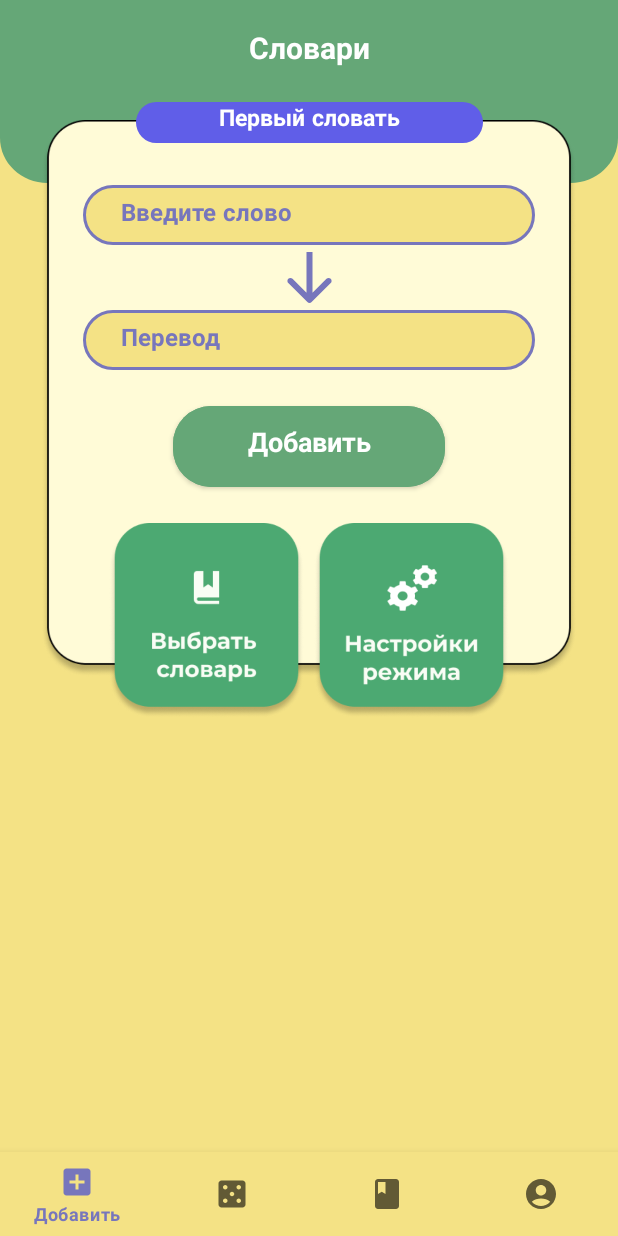
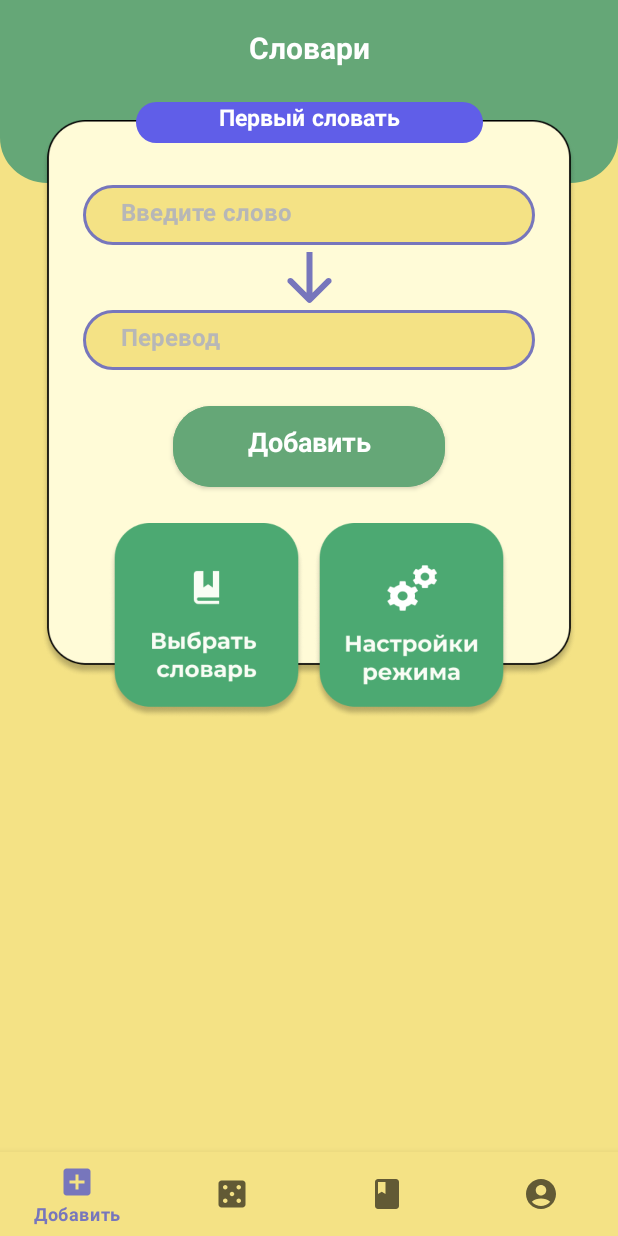
Before and after one commit to nagel-clean-code/word-notification, an Android app: the screen it shows after launch (MainActivity), after a tap on "Добавить", on a phone screen of 412 x 824 dp. Run offline under Robolectric (Android 15) with nearby library versions, the phone set to English and light mode, and no system bars; our stand-ins replace Dagger/Hilt's generated code, Firebase (no records; nobody signed in at launch, a user with empty details on screens opened directly), Room's generated code; libraries missing offline, so code that uses them is left out: androidx.hilt.work; Roboto replaces fonts that are not available here.

```diff
--- a/app/src/main/AndroidManifest.xml
+++ b/app/src/main/AndroidManifest.xml
@@ -36,6 +36,7 @@
 
         <activity
             android:name=".presentation.MainActivity"
+            android:screenOrientation="portrait"
             android:exported="true">
             <intent-filter>
                 <action android:name="android.intent.action.MAIN" />
--- a/app/src/main/java/com/nagel/wordnotification/presentation/MainActivity.kt
+++ b/app/src/main/java/com/nagel/wordnotification/presentation/MainActivity.kt
@@ -22,6 +22,7 @@ import com.google.firebase.analytics.analytics
 import com.google.firebase.auth.FirebaseAuth
 import com.google.firebase.auth.ktx.auth
 import com.nagel.wordnotification.R
+import com.nagel.wordnotification.app.App
 import com.nagel.wordnotification.core.analytecs.Analytic
 import com.nagel.wordnotification.core.services.AlgorithmAdjustmentWork
 import com.nagel.wordnotification.data.firbase.RealtimeDbRepository
@@ -113,7 +114,7 @@ class MainActivity : AppCompatActivity(), Navigator {
     }
 
     private fun startAlgorithm() {
-        val workManager = WorkManager.getInstance(this)
+        val workManager = WorkManager.getInstance(App.get())
         val info = workManager.getWorkInfosByTag("AlgorithmWork")
         if (info.get().isEmpty() || info.isCancelled) {
             //TODO отменять все созданные алерты если они были (в бд поменять флаг lesson)
--- a/app/src/main/java/com/nagel/wordnotification/presentation/addingwords/AddingWordsFragment.kt
+++ b/app/src/main/java/com/nagel/wordnotification/presentation/addingwords/AddingWordsFragment.kt
@@ -156,8 +156,8 @@ class AddingWordsFragment : BaseFragment() {
 
     private fun initButtons() {
         binding.addWordButton.setOnClickListener {
-            val textFirst = binding.editTextWord.text.toString().replace("\n", ", ")
-            val textLast = binding.editTextTranslation.text.toString().replace("\n", ", ")
+            val textFirst = binding.editTextWord.text.toString().trim()
+            val textLast = binding.editTextTranslation.text.toString().trim()
             if (textFirst.isBlank() || textLast.isBlank()) return@setOnClickListener
             val word = Word(
                 idDictionary = viewModel.dictionary!!.idDictionary,
--- a/app/src/main/java/com/nagel/wordnotification/presentation/settings/ModeSettingsFragment.kt
+++ b/app/src/main/java/com/nagel/wordnotification/presentation/settings/ModeSettingsFragment.kt
@@ -294,6 +294,11 @@ class ModeSettingsFragment : BaseFragment() {
         return listDays
     }
 
+    override fun onDestroy() {
+        super.onDestroy()
+        navigator().blackoutBottomNavigationView(false)
+    }
+
     companion object {
         private const val ID_DICTIONARY = "ID_DICTIONARY"
 
--- a/app/src/main/res/layout/fragment_adding_words.xml
+++ b/app/src/main/res/layout/fragment_adding_words.xml
@@ -44,14 +44,15 @@
 
                 <View
                     android:id="@+id/imageView2"
-                    android:layout_width="match_parent"
+                    android:layout_width="0dp"
                     android:layout_height="371dp"
                     android:layout_marginHorizontal="27dp"
                     android:layout_marginTop="-15dp"
                     android:background="@drawable/background_beige_rad_25"
                     app:layout_constraintEnd_toEndOf="parent"
                     app:layout_constraintStart_toStartOf="parent"
-                    app:layout_constraintTop_toBottomOf="@+id/textView4" />
+                    app:layout_constraintTop_toBottomOf="@+id/textView4"
+                    app:layout_constraintWidth_max="600dp" />
 
                 <FrameLayout
                     android:id="@+id/textView4"
@@ -92,7 +93,7 @@
                     android:paddingVertical="7dp"
                     android:singleLine="true"
                     android:textColor="@color/purple"
-                    android:textColorHint="@color/purple"
+                    android:textColorHint="@color/gray"
                     android:textSize="16sp"
                     app:layout_constraintEnd_toEndOf="@+id/imageView2"
                     app:layout_constraintStart_toStartOf="@+id/imageView2"
@@ -124,7 +125,7 @@
                     android:paddingVertical="7dp"
                     android:singleLine="true"
                     android:textColor="@color/purple"
-                    android:textColorHint="@color/purple"
+                    android:textColorHint="@color/gray"
                     android:textSize="16sp"
                     app:layout_constraintEnd_toEndOf="@+id/imageView2"
                     app:layout_constraintStart_toStartOf="@+id/imageView2"
@@ -192,7 +193,8 @@
                     app:layout_constraintBottom_toBottomOf="parent"
                     app:layout_constraintEnd_toEndOf="parent"
                     app:layout_constraintStart_toStartOf="parent"
-                    app:layout_constraintTop_toBottomOf="@+id/linearLayout" />
+                    app:layout_constraintTop_toBottomOf="@+id/linearLayout"
+                    app:layout_constraintWidth_max="600dp" />
             </androidx.constraintlayout.widget.ConstraintLayout>
         </LinearLayout>
 
--- a/app/src/main/res/layout/fragment_choosing_dictionary.xml
+++ b/app/src/main/res/layout/fragment_choosing_dictionary.xml
@@ -63,11 +63,12 @@
 
         <androidx.recyclerview.widget.RecyclerView
             android:id="@+id/dictionaries_list"
-            android:layout_width="match_parent"
             android:layout_height="match_parent"
+            style="@style/width_match_parent_max_600"
             android:layout_marginHorizontal="15dp"
             android:nestedScrollingEnabled="false"
             android:paddingHorizontal="20dp"
+            android:layout_gravity="center"
             tools:itemCount="20"
             tools:listitem="@layout/item_card_dictionary" />
     </LinearLayout>
--- a/app/src/main/res/layout/fragment_profile.xml
+++ b/app/src/main/res/layout/fragment_profile.xml
@@ -31,8 +31,9 @@
                 android:textSize="20sp" />
 
             <androidx.constraintlayout.widget.ConstraintLayout
-                android:layout_width="match_parent"
+                style="@style/width_match_parent_max_600"
                 android:layout_height="wrap_content"
+                android:layout_gravity="center"
                 android:layout_marginTop="25dp">
 
                 <View
@@ -90,7 +91,7 @@
                     android:layout_width="wrap_content"
                     android:layout_height="wrap_content"
                     android:layout_marginStart="25dp"
-                    android:text="1. Настройте уведомления\nчтобы не забывать слова\n\n2. Установите оптимальное\nколичество слов в день - важна\nрегулярность, а не интенсивность\n\n3. Для второго пункта рекомендую\nустановить настройку “изучение\nпротив кривой забывчивости"
+                    android:text="1. Включите уведомления\nчтобы переодически\nповторять слова\n\n2. Установите оптимальное\nколичество слов в день - важна\nрегулярность, а не интенсивность\n\n3. Для второго пункта рекомендую\nустановить настройку “изучение\nпротив кривой забывчивости"
                     android:textColor="@color/carrot"
                     android:textSize="15sp"
                     app:layout_constraintBottom_toBottomOf="@+id/view2"
--- a/app/src/main/res/layout/item_word_type_3.xml
+++ b/app/src/main/res/layout/item_word_type_3.xml
@@ -16,7 +16,7 @@
         android:paddingEnd="25dp"
         android:paddingBottom="8dp"
         android:textColor="@color/white"
-        android:textSize="18sp"
+        android:textSize="16sp"
         tools:text="Lorem ipsum dolor sit amet consectetur. Eget elit augue vitae risus diam tempor. Ac" />
 
     <TextView
@@ -31,7 +31,7 @@
         android:paddingEnd="17dp"
         android:paddingBottom="15dp"
         android:textColor="@color/white"
-        android:textSize="18sp"
+        android:textSize="16sp"
         tools:text="Трудный, жесткий, влвлл аово лвлавла оооа рврыо вр
 хороший приятный влвоо" />
 </LinearLayout>
--- a/app/src/main/res/layout/popup_edit_dictionary.xml
+++ b/app/src/main/res/layout/popup_edit_dictionary.xml
@@ -27,7 +27,7 @@
         android:focusableInTouchMode="true"
         android:fontFamily="@font/montserrat_bold"
         android:hint="@string/dictionary_number_one"
-        android:inputType="textCapWords"
+        android:inputType="textCapSentences"
         android:textColor="@color/black"
         android:textColorHint="@color/gray"
         android:textSize="16sp" />
--- /dev/null
+++ b/app/src/main/res/values-w600dp/styles.xml
@@ -0,0 +1,6 @@
+<?xml version="1.0" encoding="utf-8"?>
+<resources>
+    <style name="width_match_parent_max_600">
+        <item name="android:layout_width">600dp</item>
+    </style>
+</resources>
--- a/app/src/main/res/values/strings.xml
+++ b/app/src/main/res/values/strings.xml
@@ -25,11 +25,11 @@
     <string name="repeat_count">Количество повторений</string>
     <string name="you_can_specify_number_repetitions">Вы можете указать количество\nповторений слов всего словоря</string>
     <string name="repeat_every">Повторять каждые:</string>
-    <string name="brief_description_curve">Уведомления отображаются в определённые моменты времени. Эти моменты времени были получены в результате исследований учёными, метод применяется если у вас ест ьв запасе 2 дня</string>
+    <string name="brief_description_curve">Уведомления отображаются в определённые моменты времени. Эти моменты времени были получены в результате исследований учёными, метод применяется если у вас есть в запасе 2 дня</string>
     <string name="brief_description_curve_long">Если вы не ограничены во времени, применяйте долгосрочный метод изучения</string>
     <string name="plateau_effect_description">Ее разработали Хью Томпсон и Боб Салливан. Запоминание состоит из 11 этапов</string>
     <string name="forgetfulness_curve">Кривая Эбингауза короткая</string>
-    <string name="frequency_reminders">Периодичность\nнапоминания</string>
+    <string name="frequency_reminders">Интервальные\nповторения</string>
     <string name="h">ч</string>
     <string name="m">м</string>
     <string name="mode_settings">Настройки режима</string>
--- /dev/null
+++ b/app/src/main/res/values/styles.xml
@@ -0,0 +1,6 @@
+<?xml version="1.0" encoding="utf-8"?>
+<resources>
+    <style name="width_match_parent_max_600">
+        <item name="android:layout_width">match_parent</item>
+    </style>
+</resources>
```
Also changed, not shown: app/src/main/res/layout/fragment_randomizer.xml (+5 -4 lines).
